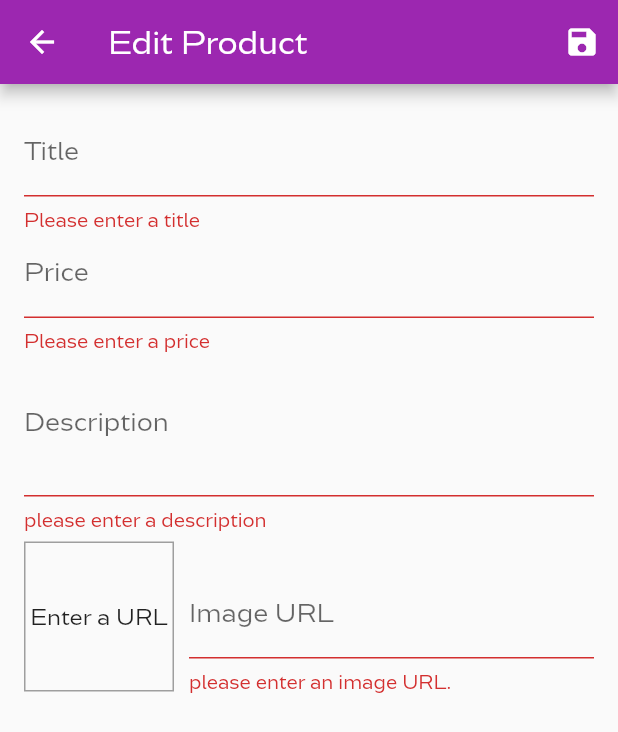
After one commit to Abdulazeez-Raja/shop_app, a Flutter app: the EditProductScreen screen opened by its route, after a tap on the "save" icon, on a phone screen of 412 x 824 dp. The commit adds this screen. Shown: the top 732 px of the screen. Run offline on Flutter 3.47's test engine with Material 2 defaults, Android fonts, the phone set to English and light mode, and no system bars; network calls fail.

Commit message:
finish input users

```diff
--- a/lib/main.dart
+++ b/lib/main.dart
@@ -1,5 +1,7 @@
 import 'package:flutter/material.dart';
 import 'package:provider/provider.dart';
+import 'package:shop_app/screens/edit_product_screen.dart';
+import 'package:shop_app/screens/user_products_screen.dart';
 
 import './screens/orders_screen.dart';
 import './providers/cart.dart';
@@ -48,6 +50,8 @@ class MyApp extends StatelessWidget {
         ProductDetailScreen.routeName: (ctx) => const ProductDetailScreen(),
         CartScreen.routeName: (ctx) => const CartScreen(),
         OrdersScreen.routeName: (ctx) => const OrdersScreen(),
+        UserProductsScreen.routeName: (ctx) => const UserProductsScreen(),
+        EditProductScreen.routeName: (ctx) => const EditProductScreen(),
       },
     );
   }
--- a/lib/models/product.dart
+++ b/lib/models/product.dart
@@ -1,7 +1,7 @@
 import 'package:flutter/material.dart';
 
 class Product with ChangeNotifier {
-  final String id;
+  final String? id;
   final String title;
   final String description;
   final double price;
--- a/lib/providers/products.dart
+++ b/lib/providers/products.dart
@@ -1,5 +1,8 @@
+import 'dart:convert';
+
 import 'package:flutter/material.dart';
 import '../models/product.dart';
+import 'package:http/http.dart' as http;
 
 class Products with ChangeNotifier {
   final List<Product> _items = [
@@ -49,8 +52,48 @@ class Products with ChangeNotifier {
     return _items.firstWhere((prod) => prod.id == id);
   }
 
-  void addProduct() {
-    // _items.add(value);
+  Future<void> addProduct(Product product) async {
+    final url = Uri.https(
+        'todoor-49ebd-default-rtdb.europe-west1.firebasedatabase.app',
+        '/products.json');
+
+    try {
+      final response = await http.post(
+        url,
+        body: json.encode(
+          {
+            'title': product.title,
+            'price': product.price,
+            'description': product.description,
+            'imageUrl': product.imageUrl,
+            'isFavorite': product.isFavorite,
+          },
+        ),
+      );
+      final newProduct = Product(
+        id: json.decode(response.body)['name'],
+        title: product.title,
+        description: product.description,
+        price: product.price,
+        imageUrl: product.imageUrl,
+      );
+      _items.add(newProduct);
+      notifyListeners();
+    } catch (error) {
+      throw error;
+    }
+  }
+
+  void updateProduct(id, newProduct) {
+    final prodIndex = _items.indexWhere((element) => element.id == id);
+    if (prodIndex >= 0) {
+      _items[prodIndex] = newProduct;
+      notifyListeners();
+    }
+  }
+
+  void deleteProduct(String id) {
+    _items.removeWhere((element) => element.id == id);
     notifyListeners();
   }
 }
--- a/lib/screens/cart_screen.dart
+++ b/lib/screens/cart_screen.dart
@@ -6,7 +6,7 @@ import '../providers/cart.dart';
 import '../providers/orders.dart';
 
 class CartScreen extends StatelessWidget {
-  static const routeName = 'cart';
+  static const routeName = '/cart';
   const CartScreen({Key? key}) : super(key: key);
 
   @override
--- /dev/null
+++ b/lib/screens/edit_product_screen.dart
@@ -0,0 +1,298 @@
+import 'package:flutter/material.dart';
+import 'package:provider/provider.dart';
+import 'package:shop_app/models/product.dart';
+import 'package:shop_app/providers/products.dart';
+
+class EditProductScreen extends StatefulWidget {
+  static const routeName = '/edit-product';
+  const EditProductScreen({Key? key}) : super(key: key);
+
+  @override
+  State<EditProductScreen> createState() => _EditProductScreenState();
+}
+
+class _EditProductScreenState extends State<EditProductScreen> {
+  final _titleFocusNode = FocusNode();
+  final _priceFocusNode = FocusNode();
+  final _descriptionFocusNode = FocusNode();
+  final _imageFocusNode = FocusNode();
+  final _imageUrlController = TextEditingController();
+  final _form = GlobalKey<FormState>();
+
+  var editProduct = Product(
+    id: null,
+    title: '',
+    description: '',
+    price: 0,
+    imageUrl: '',
+  );
+
+  var _initValues = {
+    'title': '',
+    'price': '',
+    'description': '',
+    'imageUrl': '',
+  };
+  var _isInit = true;
+  var _isLoading = false;
+  @override
+  void initState() {
+    _imageFocusNode.addListener(_updateImageUrl);
+    super.initState();
+  }
+
+  @override
+  void didChangeDependencies() {
+    if (_isInit) {
+      var productId = ModalRoute.of(context)?.settings.arguments;
+      if (productId != null) {
+        editProduct =
+            Provider.of<Products>(context).findById(productId.toString());
+        _initValues = {
+          'title': editProduct.title,
+          'price': editProduct.price.toString(),
+          'description': editProduct.description,
+          'imageUrl': '',
+        };
+        _imageUrlController.text = editProduct.imageUrl;
+      }
+    }
+    _isInit = false;
+    super.didChangeDependencies();
+  }
+
+  @override
+  void dispose() {
+    _imageFocusNode.removeListener(_updateImageUrl);
+    _titleFocusNode.dispose();
+    _priceFocusNode.dispose();
+    _descriptionFocusNode.dispose();
+    _imageFocusNode.dispose();
+    _imageUrlController.dispose();
+    super.dispose();
+  }
+
+  void _updateImageUrl() {
+    if (!_imageFocusNode.hasFocus) {
+      if (_imageUrlController.text.isEmpty ||
+          (!_imageUrlController.text.startsWith('http') &&
+              !_imageUrlController.text.startsWith('https')) ||
+          (!_imageUrlController.text.endsWith('.png') &&
+              !_imageUrlController.text.endsWith('.jpg') &&
+              !_imageUrlController.text.endsWith('.jpeg'))) {
+        return;
+      }
+
+      setState(() {});
+    }
+  }
+
+  Future<void> _saveForm() async {
+    if (_form.currentState!.validate()) {
+      _form.currentState!.save();
+      setState(() {
+        _isLoading = true;
+      });
+      if (editProduct.id != null) {
+        Provider.of<Products>(context, listen: false)
+            .updateProduct(editProduct.id, editProduct);
+        setState(() {
+          _isLoading = false;
+        });
+        Navigator.of(context).pop();
+      } else {
+        try {
+          await Provider.of<Products>(context, listen: false)
+              .addProduct(editProduct);
+        } catch (error) {
+          await showDialog<void>(
+            context: context,
+            builder: (ctx) => AlertDialog(
+              title: const Text('An error occurred!'),
+              content: Text(error.toString()),
+              actions: [
+                TextButton(
+                  onPressed: () {
+                    Navigator.of(ctx).pop();
+                  },
+                  child: const Text('Okay'),
+                )
+              ],
+            ),
+          );
+        } finally {
+          setState(() {
+            _isLoading = false;
+          });
+          Navigator.of(context).pop();
+        }
+      }
+    }
+  }
+
+  @override
+  Widget build(BuildContext context) {
+    return Scaffold(
+      appBar: AppBar(
+        title: const Text('Edit Product'),
+        actions: [
+          IconButton(
+            onPressed: _saveForm,
+            icon: const Icon(Icons.save),
+          ),
+        ],
+      ),
+      body: _isLoading
+          ? const Center(
+              child: CircularProgressIndicator.adaptive(),
+            )
+          : Form(
+              key: _form,
+              child: ListView(
+                padding: const EdgeInsets.all(16.0),
+                children: [
+                  TextFormField(
+                    initialValue: _initValues['title'],
+                    decoration: const InputDecoration(labelText: 'Title'),
+                    textInputAction: TextInputAction.next,
+                    focusNode: _titleFocusNode,
+                    validator: (value) {
+                      if (value!.isEmpty) {
+                        return 'Please enter a title';
+                      }
+                      return null;
+                    },
+                    onSaved: (value) {
+                      editProduct = Product(
+                        id: editProduct.id,
+                        title: value!,
+                        description: editProduct.description,
+                        price: editProduct.price,
+                        imageUrl: editProduct.imageUrl,
+                        isFavorite: editProduct.isFavorite,
+                      );
+                    },
+                  ),
+                  TextFormField(
+                    initialValue: _initValues['price'],
+                    decoration: const InputDecoration(labelText: 'Price'),
+                    textInputAction: TextInputAction.next,
+                    keyboardType: TextInputType.number,
+                    focusNode: _priceFocusNode,
+                    onSaved: (value) {
+                      editProduct = Product(
+                        id: editProduct.id,
+                        title: editProduct.title,
+                        description: editProduct.description,
+                        price: double.parse(value!),
+                        imageUrl: editProduct.imageUrl,
+                        isFavorite: editProduct.isFavorite,
+                      );
+                    },
+                    validator: (value) {
+                      if (value!.isEmpty) {
+                        return 'Please enter a price';
+                      }
+                      if (double.tryParse(value) == null) {
+                        return 'Please enter a valid number';
+                      }
+                      if (double.parse(value) <= 0) {
+                        return 'Please enter a number greater than zero.';
+                      }
+                      return null;
+                    },
+                  ),
+                  TextFormField(
+                    initialValue: _initValues['description'],
+                    decoration: const InputDecoration(labelText: 'Description'),
+                    textInputAction: TextInputAction.next,
+                    keyboardType: TextInputType.multiline,
+                    focusNode: _descriptionFocusNode,
+                    maxLines: 3,
+                    onSaved: (value) {
+                      editProduct = Product(
+                        id: editProduct.id,
+                        title: editProduct.title,
+                        description: value!,
+                        price: editProduct.price,
+                        imageUrl: editProduct.imageUrl,
+                        isFavorite: editProduct.isFavorite,
+                      );
+                    },
+                    validator: (value) {
+                      if (value!.isEmpty) {
+                        return 'please enter a description';
+                      }
+                      if (value.length < 10) {
+                        return 'should be at least 10 characters long.';
+                      }
+                      return null;
+                    },
+                  ),
+                  Row(
+                    crossAxisAlignment: CrossAxisAlignment.end,
+                    mainAxisSize: MainAxisSize.min,
+                    children: [
+                      Container(
+                        height: 100,
+                        width: 100,
+                        alignment: Alignment.center,
+                        margin: const EdgeInsets.only(top: 8, right: 10),
+                        decoration: BoxDecoration(
+                          border: Border.all(color: Colors.grey),
+                        ),
+                        child: _imageUrlController.text.isEmpty
+                            ? const Text('Enter a URL')
+                            : FittedBox(
+                                child: Image.network(
+                                  _imageUrlController.text,
+                                  fit: BoxFit.cover,
+                                ),
+                              ),
+                      ),
+                      Expanded(
+                        child: TextFormField(
+                          decoration:
+                              const InputDecoration(labelText: 'Image URL'),
+                          controller: _imageUrlController,
+                          textInputAction: TextInputAction.done,
+                          keyboardType: TextInputType.url,
+                          focusNode: _imageFocusNode,
+                          onFieldSubmitted: (_) {
+                            _saveForm();
+                          },
+                          onSaved: (value) {
+                            editProduct = Product(
+                              id: editProduct.id,
+                              title: editProduct.title,
+                              description: editProduct.description,
+                              price: editProduct.price,
+                              imageUrl: value!,
+                              isFavorite: editProduct.isFavorite,
+                            );
+                          },
+                          validator: (value) {
+                            if (value!.isEmpty) {
+                              return 'please enter an image URL.';
+                            }
+                            if (!value.startsWith('http') ||
+                                !value.startsWith('https')) {
+                              return 'please enter a valid URL';
+                            }
+                            if (!value.endsWith('.png') &&
+                                !value.endsWith('.jpg') &&
+                                !value.endsWith('.jpeg')) {
+                              return 'please enter a valid image URL';
+                            }
+                            return null;
+                          },
+                        ),
+                      ),
+                    ],
+                  ),
+                ],
+              ),
+            ),
+    );
+  }
+}
--- a/lib/screens/orders_screen.dart
+++ b/lib/screens/orders_screen.dart
@@ -6,7 +6,7 @@ import '../providers/orders.dart';
 import '../widgets/order_item.dart';
 
 class OrdersScreen extends StatelessWidget {
-  static const routeName = 'orders';
+  static const routeName = '/orders';
   const OrdersScreen({Key? key}) : super(key: key);
 
   @override
--- a/lib/widgets/app_drawer.dart
+++ b/lib/widgets/app_drawer.dart
@@ -1,6 +1,7 @@
 import 'package:flutter/material.dart';
 import 'package:shop_app/screens/orders_screen.dart';
 import 'package:shop_app/screens/products_overview_screen.dart';
+import 'package:shop_app/screens/user_products_screen.dart';
 
 class AppDrawer extends StatelessWidget {
   const AppDrawer({Key? key}) : super(key: key);
@@ -26,6 +27,12 @@ class AppDrawer extends StatelessWidget {
             onTap: () =>
                 Navigator.of(context).pushNamed(OrdersScreen.routeName),
           ),
+          ListTile(
+            leading: const Icon(Icons.edit),
+            title: const Text('Manage Products'),
+            onTap: () =>
+                Navigator.of(context).pushNamed(UserProductsScreen.routeName),
+          ),
         ],
       ),
     );
--- a/pubspec.yaml
+++ b/pubspec.yaml
@@ -36,6 +36,7 @@ dependencies:
   cupertino_icons: ^1.0.2
   provider: ^6.0.3
   intl: ^0.17.0
+  http: ^0.13.4
 
 dev_dependencies:
   flutter_test:
```
Also changed, not shown: lib/providers/cart.dart (+20 -0 lines), lib/screens/user_products_screen.dart (added, +38 -0 lines), lib/widgets/item_cart.dart (+25 -0 lines), lib/widgets/product_item.dart (+14 -1 lines), lib/widgets/user_product_item.dart (added, +44 -0 lines), pubspec.lock.
